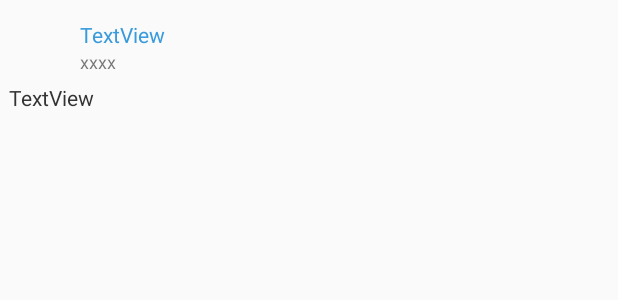
After one commit to RanKKI/PSNine, an Android app: the layout adapter_topic_comment.xml on its own in the app's theme, with its tools: preview values and no code run, on a phone screen of 412 x 824 dp. The commit adds this screen. Shown: the top 300 px of the screen. Run offline under Robolectric (Android 15) with nearby library versions, the phone set to English and light mode, and no system bars.

Commit message:
增加全局网络拦截器. 增加文章内容回复列表

```diff
--- a/app/src/main/java/club/ranleng/psnine/model/Topic.java
+++ b/app/src/main/java/club/ranleng/psnine/model/Topic.java
@@ -1,5 +1,6 @@
 package club.ranleng.psnine.model;
 
+import java.util.ArrayList;
 import java.util.List;
 
 import me.ghui.fruit.Attrs;
@@ -12,7 +13,7 @@ public class Topic {
     @Pick(value = "div.main > div.box > div.pd10 > div > a.psnnode")
     private String author;
     @Pick(value = "div.page > ul > li")
-    private List<Page> pages;
+    private List<Page> pages = new ArrayList<>();
     @Pick(value = "div.content.pd10", attr = Attrs.INNER_HTML)
     private String content;
     @Pick(value = "div.side > div.box > p > a >img", attr = Attrs.SRC)
--- a/app/src/main/java/club/ranleng/psnine/model/TopicsNormal.java
+++ b/app/src/main/java/club/ranleng/psnine/model/TopicsNormal.java
@@ -1,5 +1,6 @@
 package club.ranleng.psnine.model;
 
+import java.util.ArrayList;
 import java.util.List;
 
 import me.ghui.fruit.Attrs;
@@ -8,7 +9,7 @@ import me.ghui.fruit.annotations.Pick;
 public class TopicsNormal {
 
     @Pick(value = "ul.list > li")
-    private List<Item> items;
+    private List<Item> items = new ArrayList<>();
 
     public List<Item> getItems() {
         return items;
--- a/app/src/main/java/club/ranleng/psnine/topic/TopicActivity.java
+++ b/app/src/main/java/club/ranleng/psnine/topic/TopicActivity.java
@@ -6,7 +6,6 @@ import android.support.design.widget.Snackbar;
 import android.support.v4.widget.SwipeRefreshLayout;
 import android.support.v7.widget.DividerItemDecoration;
 import android.support.v7.widget.LinearLayoutManager;
-import android.support.v7.widget.RecyclerView;
 import android.support.v7.widget.Toolbar;
 import android.view.View;
 
@@ -15,12 +14,13 @@ import butterknife.ButterKnife;
 import butterknife.OnClick;
 import club.ranleng.psnine.R;
 import club.ranleng.psnine.base.BaseActivity;
+import club.ranleng.psnine.view.SmartRecyclerView;
 
 public class TopicActivity extends BaseActivity implements TopicActivityContract.View {
 
     @BindView(R.id.toolbar) Toolbar toolbar;
     @BindView(R.id.swipeRefreshLayout) SwipeRefreshLayout refreshLayout;
-    @BindView(R.id.recyclerView) RecyclerView recyclerView;
+    @BindView(R.id.recyclerView) SmartRecyclerView recyclerView;
 
     private TopicActivityContract.Presenter presenter;
 
@@ -60,6 +60,7 @@ public class TopicActivity extends BaseActivity implements TopicActivityContract
             divider.setDrawable(d_divider);
             recyclerView.addItemDecoration(divider);
         }
+        recyclerView.setAutoLoadListener(this);
         recyclerView.setLayoutManager(new LinearLayoutManager(this));
         recyclerView.setAdapter(adapter);
     }
--- a/app/src/main/java/club/ranleng/psnine/topic/TopicActivityPresenter.java
+++ b/app/src/main/java/club/ranleng/psnine/topic/TopicActivityPresenter.java
@@ -30,6 +30,7 @@ public class TopicActivityPresenter implements TopicActivityContract.Presenter {
                     @Override
                     public void accept(Topic topic) throws Exception {
                         adapter.setHeaderView(topic);
+                        loadComment();
                     }
                 });
     }
@@ -40,7 +41,7 @@ public class TopicActivityPresenter implements TopicActivityContract.Presenter {
                 .subscribe(new Consumer<TopicComment>() {
                     @Override
                     public void accept(TopicComment topicComment) throws Exception {
-
+                        adapter.addComments(topicComment);
                     }
                 });
     }
--- /dev/null
+++ b/app/src/main/res/layout/adapter_topic_comment.xml
@@ -0,0 +1,47 @@
+<?xml version="1.0" encoding="utf-8"?>
+<RelativeLayout
+    xmlns:android="http://schemas.android.com/apk/res/android"
+    android:id="@+id/adapter_list_root"
+    android:layout_width="match_parent"
+    android:layout_height="wrap_content"
+    android:padding="6dp">
+
+    <ImageView
+        android:id="@+id/adapter_topic_comment_avatar"
+        android:layout_width="40dp"
+        android:layout_height="40dp"
+        android:layout_marginTop="5dp"/>
+
+    <TextView
+        android:id="@+id/adapter_topic_comment_username"
+        android:layout_width="wrap_content"
+        android:layout_height="wrap_content"
+        android:layout_marginLeft="7dp"
+        android:layout_marginTop="7dp"
+        android:layout_toRightOf="@+id/adapter_topic_comment_avatar"
+        android:singleLine="true"
+        android:text="TextView"
+        android:textColor="#399adc"/>
+
+    <TextView
+        android:id="@+id/adapter_topic_comment_time"
+        android:layout_width="60dp"
+        android:layout_height="wrap_content"
+        android:layout_below="@+id/adapter_topic_comment_username"
+        android:layout_centerVertical="false"
+        android:layout_marginLeft="7dp"
+        android:layout_toRightOf="@+id/adapter_topic_comment_avatar"
+        android:maxLines="1"
+        android:text="xxxx"
+        android:textSize="12sp"/>
+
+    <TextView
+        android:id="@+id/adapter_topic_comment_content"
+        android:layout_width="match_parent"
+        android:layout_height="wrap_content"
+        android:layout_below="@+id/adapter_topic_comment_avatar"
+        android:layout_marginTop="4dp"
+        android:singleLine="true"
+        android:text="TextView"
+        android:textColor="#333333"/>
+</RelativeLayout>
```
Also changed, not shown: app/src/main/java/club/ranleng/psnine/data/interceptor/NetWorkInterceptor.java (added, +73 -0 lines), app/src/main/java/club/ranleng/psnine/data/remote/ApiManager.java (+2 -5 lines), app/src/main/java/club/ranleng/psnine/model/TopicComment.java (+4 -3 lines), app/src/main/java/club/ranleng/psnine/topic/TopicListAdapter.java (+40 -16 lines), app/src/main/java/club/ranleng/psnine/topics/TopicsListAdapter.java (+6 -1 lines), app/src/main/java/club/ranleng/psnine/view/SmartRecyclerView.java (+64 -26 lines), app/src/main/res/values/strings.xml (+15 -0 lines), app/src/main/res/layout/adapter_topics_item.xml (renamed from app/src/main/res/layout/adapater_topics_item.xml).
